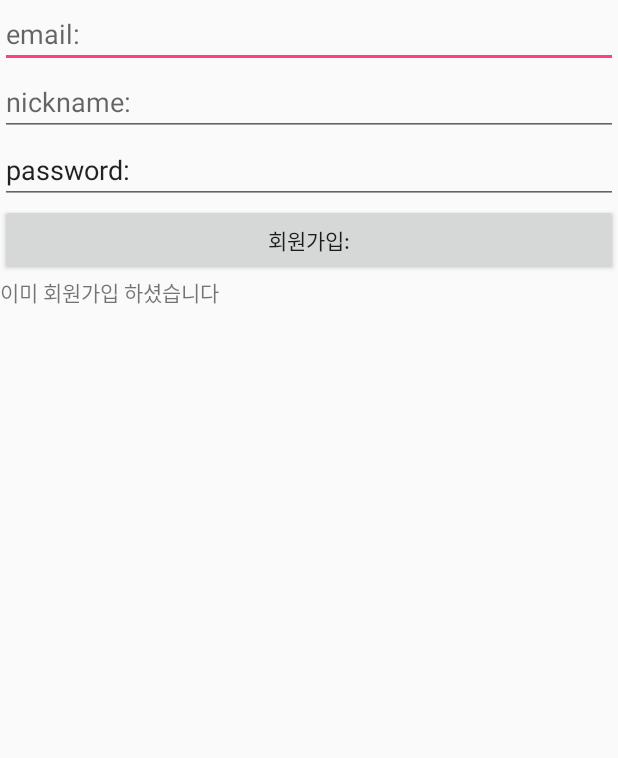
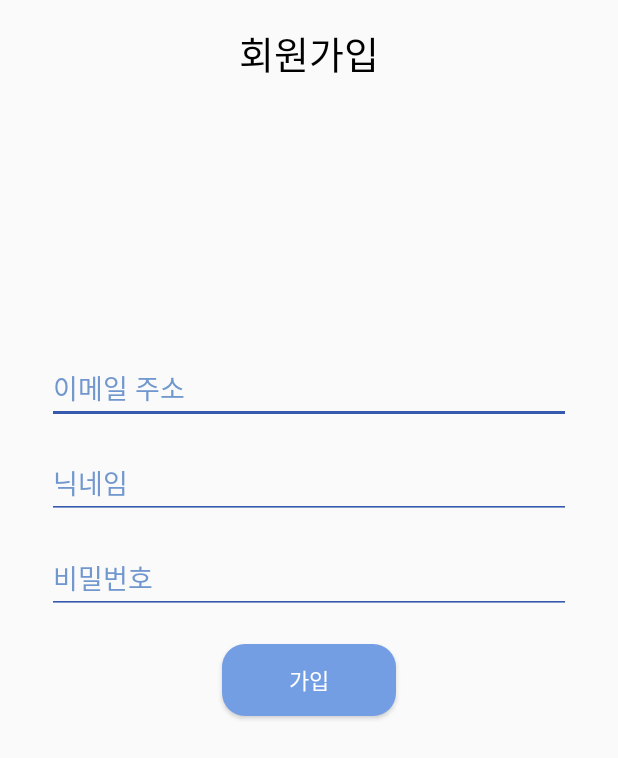
Before and after one commit to mash-up-kr/sports-mate-android, an Android app: the layout sign_up.xml on its own in the app's theme, with its tools: preview values and no code run, on a phone screen of 412 x 824 dp. Shown: the top 758 px of the screen. Run offline under Robolectric (Android 15) with nearby library versions, the phone set to English and light mode, and no system bars.

Commit message:
이걸루 발표할 꼬임

```diff
--- a/app/src/main/java/kr/mashup/sportsmate/app/splash/SplashActivity.java
+++ b/app/src/main/java/kr/mashup/sportsmate/app/splash/SplashActivity.java
@@ -27,7 +27,7 @@ public class SplashActivity extends CyclerActivity {
 
     @OnUi(delay = 1000)
     private void startSignActivity() {
-        Intent intent = new Intent(Defines.INTENT_SIGN_IN_ACTIVITY);
+        Intent intent = new Intent(Defines.INTENT_LOGIN_ACTIVITY);
         startActivity(intent);
     }
 
--- /dev/null
+++ b/app/src/main/res/drawable/yuyuyuyu.xml
@@ -0,0 +1,14 @@
+<?xml version="1.0" encoding="UTF-8"?>
+<shape xmlns:android="http://schemas.android.com/apk/res/android">
+    <solid android:color="#739EE4"/>
+
+    <padding android:left="5dp"
+        android:top="4.5dp"
+        android:right="5dp"
+        android:bottom="4.5dp"/>
+
+    <corners android:bottomRightRadius="15dp"
+        android:bottomLeftRadius="15dp"
+        android:topLeftRadius="15dp"
+        android:topRightRadius="15dp"/>
+</shape>
--- a/app/src/main/res/layout/sign_up.xml
+++ b/app/src/main/res/layout/sign_up.xml
@@ -1,36 +1,71 @@
 <?xml version="1.0" encoding="utf-8"?>
 <LinearLayout xmlns:android="http://schemas.android.com/apk/res/android"
-    android:orientation="vertical" android:layout_width="match_parent"
-    android:layout_height="match_parent">
+    xmlns:tools="http://schemas.android.com/tools"
+    android:id="@+id/activity_sign_up"
+    android:layout_width="match_parent"
+    android:layout_height="match_parent"
+    android:paddingBottom="@dimen/activity_vertical_margin"
+    android:paddingLeft="@dimen/activity_horizontal_margin"
+    android:paddingRight="@dimen/activity_horizontal_margin"
+    android:paddingTop="@dimen/activity_vertical_margin"
+    android:orientation="vertical"
+    tools:context="kr.mashup.sportsmate.app.sign.SignUpActivity">
+
+    <TextView
+        android:layout_width="wrap_content"
+        android:layout_height="wrap_content"
+        android:layout_gravity="center_horizontal"
+        android:textSize="25dp"
+        android:textColor="#000000"
+        android:text="회원가입"/>
 
     <EditText
-        android:id="@+id/email"
-        android:hint="email:"
+        android:layout_marginTop="180dp"
         android:layout_width="match_parent"
-        android:layout_height="wrap_content" />
+        android:layout_height="wrap_content"
+        android:layout_marginLeft="15dp"
+        android:layout_marginRight="15dp"
+        android:textColorHint="#7197cf"
+        android:backgroundTint="#3559ad"
+        android:hint="이메일 주소"
+        />
 
     <EditText
-        android:id="@+id/nickname"
-        android:hint="nickname:"
         android:layout_width="match_parent"
-        android:layout_height="wrap_content" />
+        android:layout_height="wrap_content"
+        android:layout_marginTop="15dp"
+        android:layout_marginLeft="15dp"
+        android:layout_marginRight="15dp"
+        android:textColorHint="#7197cf"
+        android:backgroundTint="#3559ad"
+        android:hint="닉네임"
+        />
 
     <EditText
-        android:id="@+id/password"
-        android:text="password:"
         android:layout_width="match_parent"
-        android:layout_height="wrap_content" />
+        android:layout_height="wrap_content"
+        android:layout_marginTop="15dp"
+        android:layout_marginLeft="15dp"
+        android:layout_marginRight="15dp"
+        android:textColorHint="#7197cf"
+        android:backgroundTint="#3559ad"
+        android:hint="비밀번호"
+        />
+
 
     <Button
-        android:id="@+id/sign_up_btn"
-        android:text="회원가입:"
-        android:layout_width="match_parent"
-        android:layout_height="wrap_content" />
+        android:layout_width="116dp"
+        android:layout_height="wrap_content"
+        android:layout_marginTop="20dp"
+        android:layout_marginLeft="15dp"
+        android:layout_marginRight="15dp"
+        android:layout_gravity="center_horizontal"
+        android:background="@drawable/yuyuyuyu"
+        android:gravity="center"
+        android:textSize="14.6dp"
+        android:textColor="#FFFFFF"
+        android:text="가입"
+        android:id="@+id/button_sign_up" />
 
-    <TextView
-        android:id="@+id/already_sign_up"
-        android:text="이미 회원가입 하셨습니다"
-        android:layout_width="match_parent"
-        android:layout_height="wrap_content" />
 
 </LinearLayout>
```
Also changed, not shown: app/src/main/java/kr/mashup/sportsmate/app/sign/SignUpActivity.java (+11 -92 lines).
